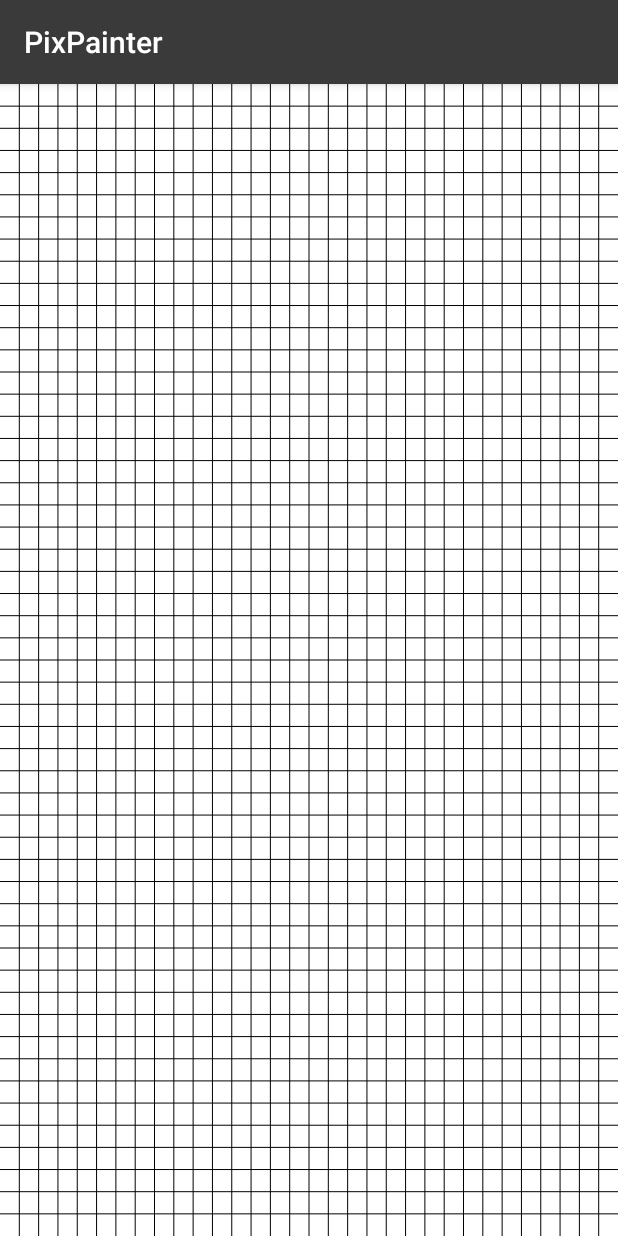
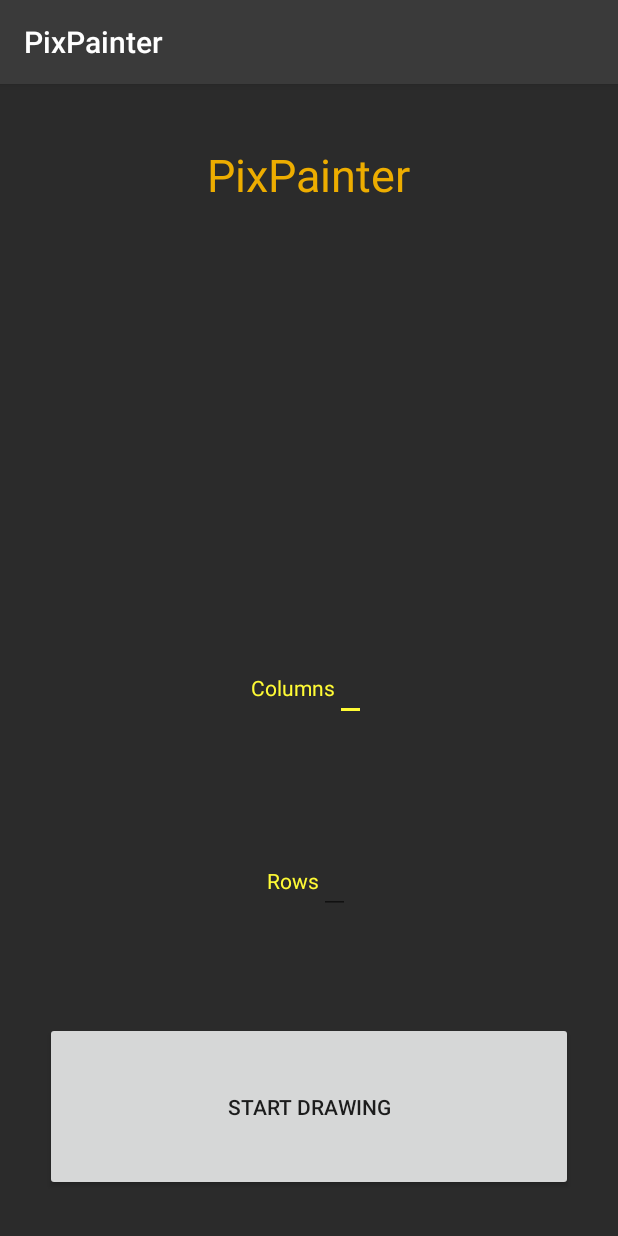
Before and after one commit to juusojpak/PixPainter, an Android app: the screen it shows after launch (MainActivity before the commit, SetupActivity after it), on a phone screen of 412 x 824 dp. Run offline under Robolectric (Android 15) with nearby library versions, the phone set to English and light mode, and no system bars.

Commit message:
Refactor MainActivity to SetupActivity.

```diff
--- a/app/src/main/AndroidManifest.xml
+++ b/app/src/main/AndroidManifest.xml
@@ -9,13 +9,15 @@
         android:roundIcon="@mipmap/ic_launcher_round"
         android:supportsRtl="true"
         android:theme="@style/AppTheme">
-        <activity android:name=".MainActivity">
+        <activity android:name=".SetupActivity">
             <intent-filter>
                 <action android:name="android.intent.action.MAIN"/>
 
                 <category android:name="android.intent.category.LAUNCHER"/>
             </intent-filter>
         </activity>
+        <activity android:name=".EditorActivity">
+        </activity>
     </application>
 
 </manifest>
--- a/app/src/main/java/fi/tamk/jpak/pixpainter/MainActivity.java
+++ /dev/null
@@ -1,22 +0,0 @@
-package fi.tamk.jpak.pixpainter;
-
-import android.support.v7.app.AppCompatActivity;
-import android.os.Bundle;
-
-/**
- * Created by Juuso Pakarinen on 15/04/2017.
- */
-public class MainActivity extends AppCompatActivity {
-
-    @Override
-    protected void onCreate(Bundle savedInstanceState) {
-        super.onCreate(savedInstanceState);
-
-        PixelGridView pixelGrid = new PixelGridView(this, null);
-        pixelGrid.setNumColumns(32);
-        pixelGrid.setNumRows(52);
-
-        setContentView(pixelGrid);
-        //setContentView(R.layout.activity_main);
-    }
-}
--- /dev/null
+++ b/app/src/main/res/layout/activity_setup.xml
@@ -0,0 +1,79 @@
+<?xml version="1.0" encoding="utf-8"?>
+<LinearLayout
+    xmlns:android="http://schemas.android.com/apk/res/android"
+    xmlns:app="http://schemas.android.com/apk/res-auto"
+    xmlns:tools="http://schemas.android.com/tools"
+    android:layout_width="match_parent"
+    android:layout_height="match_parent"
+    android:gravity="center"
+    android:orientation="vertical"
+    android:background="#2b2b2b"
+    tools:context="fi.tamk.jpak.pixpainter.SetupActivity">
+
+    <TextView
+        android:id="@+id/appTitle"
+        android:layout_width="wrap_content"
+        android:layout_height="wrap_content"
+        android:layout_weight="4"
+        android:layout_marginTop="40dp"
+        android:layout_marginLeft="10dp"
+        android:layout_marginRight="10dp"
+        android:text="@string/app_name"
+        android:textSize="30sp"
+        android:textColor="#edad00"/>
+
+    <LinearLayout
+        android:layout_width="match_parent"
+        android:layout_height="0dp"
+        android:layout_weight="2"
+        android:gravity="center">
+
+        <TextView
+            android:id="@+id/colText"
+            android:layout_width="wrap_content"
+            android:layout_height="wrap_content"
+            android:text="@string/columns"
+            android:textColor="#fffb35"/>
+
+        <EditText
+            android:id="@+id/colEdit"
+            android:layout_width="wrap_content"
+            android:layout_height="wrap_content"
+            android:inputType="numberSigned"
+            android:textColor="#edad00"/>
+    </LinearLayout>
+
+    <LinearLayout
+        android:layout_width="match_parent"
+        android:layout_height="0dp"
+        android:layout_weight="2"
+        android:gravity="center">
+
+        <TextView
+            android:id="@+id/rowText"
+            android:layout_width="wrap_content"
+            android:layout_height="wrap_content"
+            android:text="@string/rows"
+            android:textColor="#fffb35"/>
+
+        <EditText
+            android:id="@+id/rowEdit"
+            android:layout_width="wrap_content"
+            android:layout_height="wrap_content"
+            android:inputType="numberSigned"
+            android:textColor="#edad00"/>
+    </LinearLayout>
+
+    <Button
+        android:id="@+id/startEditorButton"
+        android:layout_width="match_parent"
+        android:layout_height="wrap_content"
+        android:layout_weight="1"
+        android:layout_marginTop="30dp"
+        android:layout_marginLeft="30dp"
+        android:layout_marginRight="30dp"
+        android:layout_marginBottom="30dp"
+        android:text="@string/create_new_pic"
+        android:onClick="startEditor"/>
+
+</LinearLayout>
--- a/app/src/main/res/values/strings.xml
+++ b/app/src/main/res/values/strings.xml
@@ -1,3 +1,6 @@
 <resources>
     <string name="app_name">PixPainter</string>
+    <string name="create_new_pic">Start drawing</string>
+    <string name="columns">Columns</string>
+    <string name="rows">Rows</string>
 </resources>
```
Also changed, not shown: app/src/main/java/fi/tamk/jpak/pixpainter/SetupActivity.java (added, +41 -0 lines), app/src/main/res/layout/activity_main.xml (deleted, +0 -19 lines).
